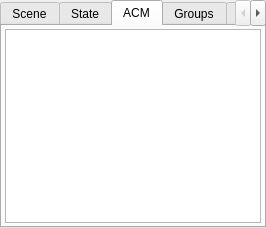
Old version of the form environment/include/tesseract_qt/environment/environment_widget.ui in the repository tesseract-robotics/tesseract_qt.
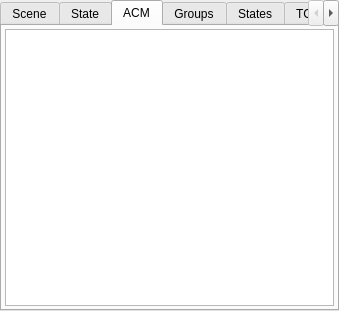
New version of the form. Custom widgets are drawn as their Qt base class.

The edit to the form file:
```diff
--- a/environment/include/tesseract_qt/environment/environment_widget.ui
+++ b/environment/include/tesseract_qt/environment/environment_widget.ui
@@ -6,8 +6,8 @@
    <rect>
     <x>0</x>
     <y>0</y>
-    <width>266</width>
-    <height>228</height>
+    <width>339</width>
+    <height>311</height>
    </rect>
   </property>
   <property name="sizePolicy">
```
